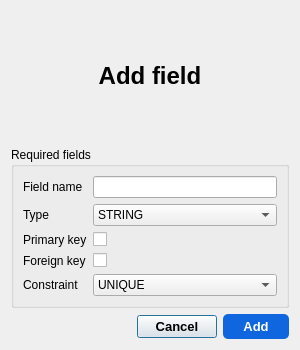
Before: the Qt Designer form src/components/addfield-dashboard/addfielddialog.ui in RapidWebForge/RapidWebForgeApp, drawn with Qt 5.
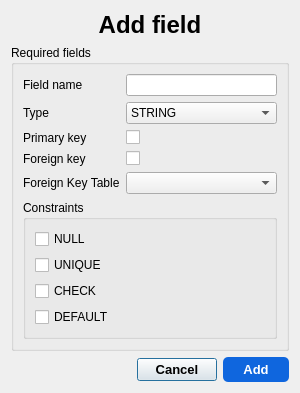
After: the same form once the commit is applied.

Commit message: feat(backend-dashboard): add field constraints, primary key, and foreign key functionality

The edit to the form file:
```diff
--- a/src/components/addfield-dashboard/addfielddialog.ui
+++ b/src/components/addfield-dashboard/addfielddialog.ui
@@ -7,7 +7,7 @@
     <x>0</x>
     <y>0</y>
     <width>300</width>
-    <height>350</height>
+    <height>361</height>
    </rect>
   </property>
   <property name="windowTitle">
@@ -100,25 +100,52 @@
       <item row="4" column="0">
        <widget class="QLabel" name="constraintLabel">
         <property name="text">
-         <string>Constraint</string>
+         <string>Foreign Key Table</string>
         </property>
        </widget>
       </item>
       <item row="4" column="1">
-       <widget class="QComboBox" name="constraintComboBox">
-        <property name="duplicatesEnabled">
-         <bool>false</bool>
+       <widget class="QComboBox" name="foreignKeyTableComboBox">
+        <property name="enabled">
+         <bool>true</bool>
         </property>
-        <item>
-         <property name="text">
-          <string>UNIQUE</string>
-         </property>
-        </item>
+       </widget>
+      </item>
+      <item row="5" column="0" colspan="2">
+       <widget class="QGroupBox" name="constraintsGroupBox">
+        <property name="title">
+         <string>Constraints</string>
+        </property>
+        <layout class="QVBoxLayout" name="verticalLayoutConstraints">
         <item>
+          <widget class="QCheckBox" name="nullCheckBox">
          <property name="text">
           <string>NULL</string>
          </property>
-        </item>
+          </widget>
+         </item>
+         <item>
+          <widget class="QCheckBox" name="uniqueCheckBox">
+           <property name="text">
+            <string>UNIQUE</string>
+           </property>
+          </widget>
+         </item>
+         <item>
+          <widget class="QCheckBox" name="checkCheckBox">
+           <property name="text">
+            <string>CHECK</string>
+           </property>
+          </widget>
+         </item>
+         <item>
+          <widget class="QCheckBox" name="defaultCheckBox">
+           <property name="text">
+            <string>DEFAULT</string>
+           </property>
+          </widget>
+         </item>
+        </layout>
        </widget>
       </item>
      </layout>
```
Left out of the diff: 2 changed lines with no effect on the pictures. Lines whose indentation alone changed are shown as unchanged. The commit also changes 9 other files.
